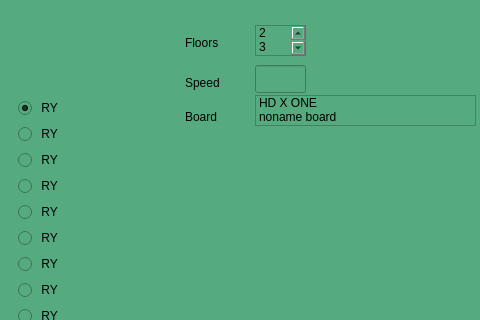
Old version of the form test_board_c/form_conf_speed.ui in the repository pitrony/test_board_qtcr; both pictures show x 425 to 905 and y 115 to 435 of the 905 by 675 pixel window.
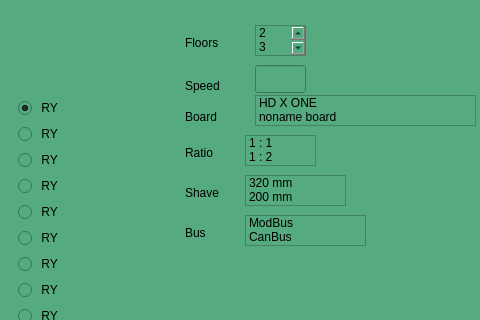
New version of the form.

Patch:
```diff
--- a/test_board_c/form_conf_speed.ui
+++ b/test_board_c/form_conf_speed.ui
@@ -450,7 +450,7 @@
      <x>610</x>
      <y>190</y>
      <width>58</width>
-     <height>16</height>
+     <height>21</height>
     </rect>
    </property>
    <property name="text">
@@ -708,6 +708,105 @@
     </property>
    </item>
   </widget>
+  <widget class="QLabel" name="label_ratio">
+   <property name="geometry">
+    <rect>
+     <x>610</x>
+     <y>260</y>
+     <width>58</width>
+     <height>16</height>
+    </rect>
+   </property>
+   <property name="text">
+    <string>Ratio</string>
+   </property>
+  </widget>
+  <widget class="QListWidget" name="listWidget_ratio">
+   <property name="geometry">
+    <rect>
+     <x>670</x>
+     <y>250</y>
+     <width>71</width>
+     <height>31</height>
+    </rect>
+   </property>
+   <item>
+    <property name="text">
+     <string>1 : 1</string>
+    </property>
+   </item>
+   <item>
+    <property name="text">
+     <string>1 : 2</string>
+    </property>
+   </item>
+  </widget>
+  <widget class="QLabel" name="label_shave">
+   <property name="geometry">
+    <rect>
+     <x>610</x>
+     <y>300</y>
+     <width>58</width>
+     <height>16</height>
+    </rect>
+   </property>
+   <property name="text">
+    <string>Shave</string>
+   </property>
+  </widget>
+  <widget class="QListWidget" name="listWidget_shave">
+   <property name="geometry">
+    <rect>
+     <x>670</x>
+     <y>290</y>
+     <width>101</width>
+     <height>31</height>
+    </rect>
+   </property>
+   <item>
+    <property name="text">
+     <string>320 mm</string>
+    </property>
+   </item>
+   <item>
+    <property name="text">
+     <string>200 mm</string>
+    </property>
+   </item>
+  </widget>
+  <widget class="QLabel" name="label_bus">
+   <property name="geometry">
+    <rect>
+     <x>610</x>
+     <y>340</y>
+     <width>58</width>
+     <height>16</height>
+    </rect>
+   </property>
+   <property name="text">
+    <string>Bus</string>
+   </property>
+  </widget>
+  <widget class="QListWidget" name="listWidget_bus">
+   <property name="geometry">
+    <rect>
+     <x>670</x>
+     <y>330</y>
+     <width>121</width>
+     <height>31</height>
+    </rect>
+   </property>
+   <item>
+    <property name="text">
+     <string>ModBus</string>
+    </property>
+   </item>
+   <item>
+    <property name="text">
+     <string>CanBus</string>
+    </property>
+   </item>
+  </widget>
   <zorder>gridLayoutWidget</zorder>
   <zorder>label_fls</zorder>
   <zorder>lineEdit_2</zorder>
```
Left out of the diff: 6 changed lines with no effect on the pictures.
